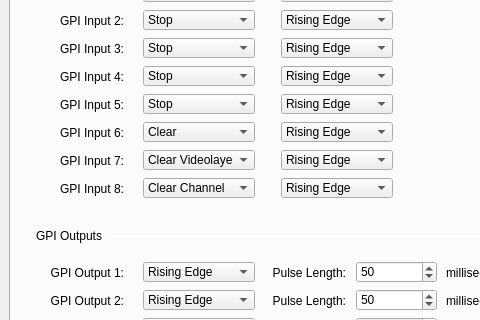
This is trunk/Widgets/SettingsDialog.ui in cambell-prince/casparcg-client as Qt 5 draws it before an edit; both pictures show x 0 to 480 and y 208 to 528 of the 700 by 757 pixel window. The edited form follows.
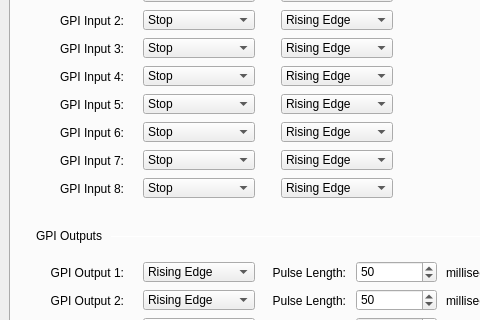
This is the edited form. The open tabs and pages were chosen to show the change.

What changed in the file:
```diff
--- a/trunk/Widgets/SettingsDialog.ui
+++ b/trunk/Widgets/SettingsDialog.ui
@@ -904,7 +904,7 @@
       </sizepolicy>
      </property>
      <property name="currentIndex">
-      <number>7</number>
+      <number>0</number>
      </property>
      <item>
       <property name="text">
@@ -973,7 +973,7 @@
       </sizepolicy>
      </property>
      <property name="currentIndex">
-      <number>8</number>
+      <number>0</number>
      </property>
      <item>
       <property name="text">
@@ -1017,7 +1017,7 @@
      </item>
      <item>
       <property name="text">
-       <string>Clear Videolayer</string>
+       <string>Clear Video Layer</string>
       </property>
      </item>
      <item>
@@ -1042,7 +1042,7 @@
       </sizepolicy>
      </property>
      <property name="currentIndex">
-      <number>9</number>
+      <number>0</number>
      </property>
      <item>
       <property name="text">
```
Left out of the diff: 14 changed lines with no effect on the pictures.
